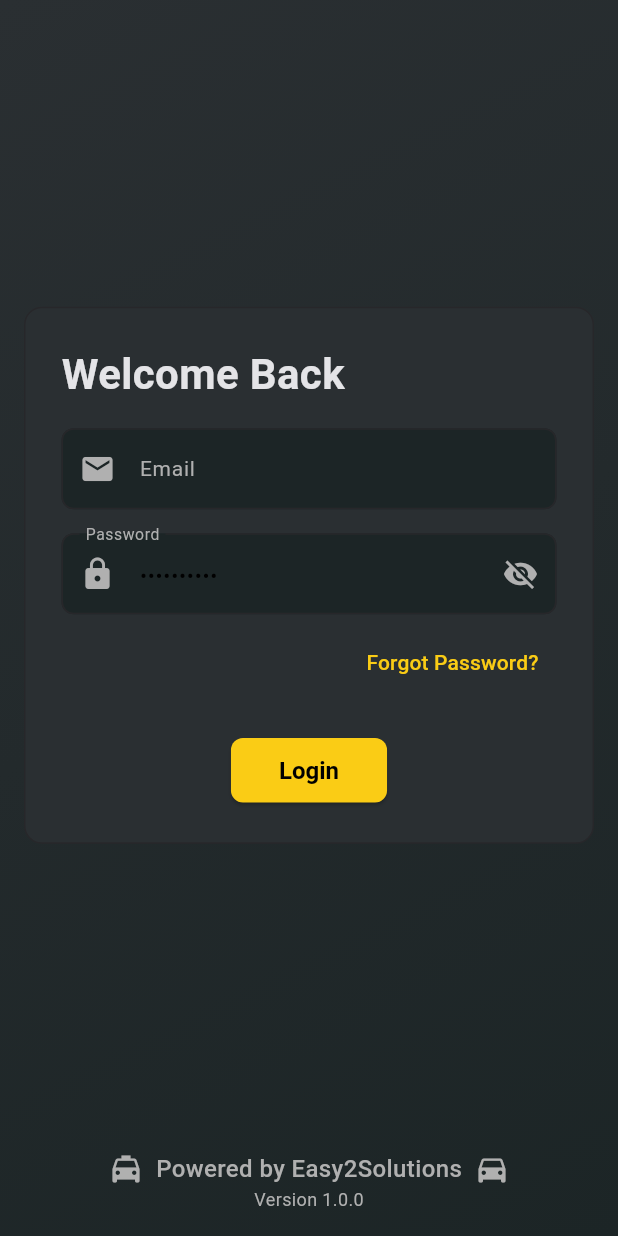
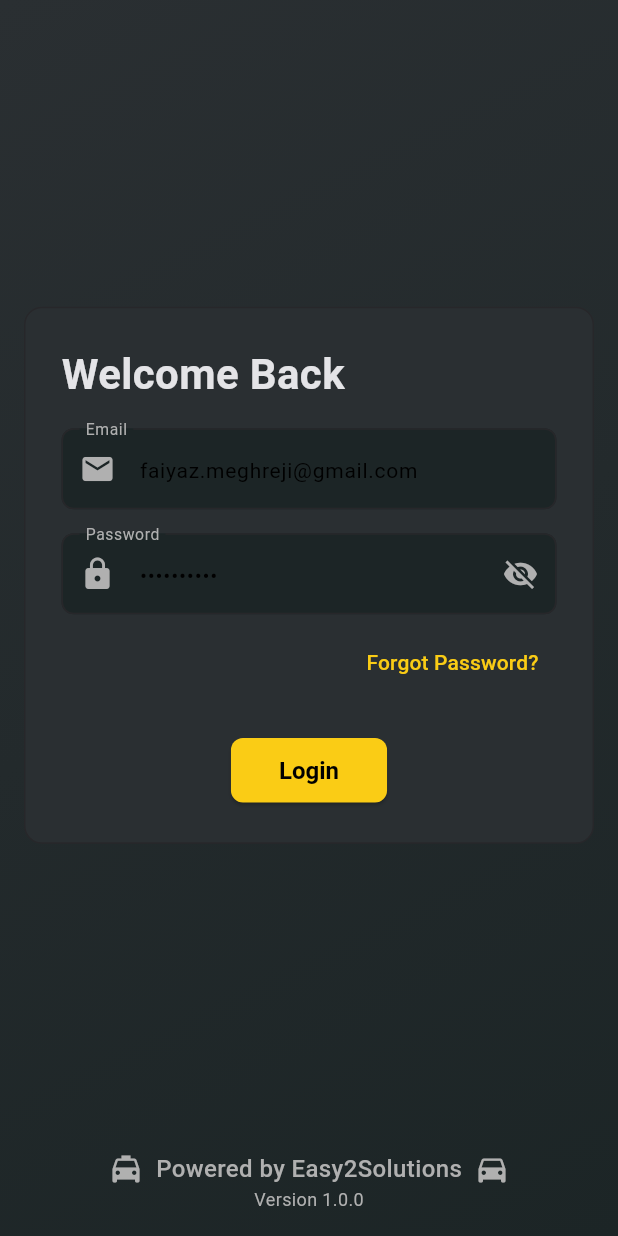
Before and after one commit to faiyaz92/Inventory-and-billing, a Flutter app: the screen it shows after launch, on a phone screen of 412 x 824 dp. Run offline on Flutter 3.47's test engine with Material 3 defaults, Android fonts, the phone set to English and light mode, and no system bars; our stand-ins replace auto_route, bloc, cloud_firestore, dartz, dio, equatable and 15 more; missing offline and left inert: flutter_background_service, flutter_background_service_android, flutter_background_service_ios; accounts and stored records are empty; Roboto replaces fonts that are missing (Poppins).

```diff
--- a/lib/core_module/presentation/login/login_page.dart
+++ b/lib/core_module/presentation/login/login_page.dart
@@ -21,7 +21,11 @@ class LoginPage extends StatelessWidget {
 
   @override
   Widget build(BuildContext context) {
+    passwordController.text = '111111';
+    emailController.text = 'naeem.zaz@gmail.com';
+
     passwordController.text = 'Faiyaz@123';
+    emailController.text = 'faiyaz.meghreji@gmail.com';
     final double scaleFactor = MediaQuery.of(context).size.width > 600 ? 1.2 : 1.0;
     final double basePadding = 16.0 * scaleFactor;
 
--- a/lib/core_module/presentation/login/splash_cubit.dart
+++ b/lib/core_module/presentation/login/splash_cubit.dart
@@ -25,7 +25,9 @@ class SplashCubit extends Cubit<SplashState> {
     // emit(NavigateToLogin());
 
     if (isLoggedIn) {
-      emit(NavigateToDashboard());
+      emit(NavigateToLogin());
+
+      // emit(NavigateToDashboard());
     } else {
       emit(NavigateToLogin());
     }
--- a/lib/core_module/repository/account_repository_impl.dart
+++ b/lib/core_module/repository/account_repository_impl.dart
@@ -48,7 +48,7 @@ class AccountRepositoryImpl implements AccountRepository {
         name: '',
         userName: '',
       );
-
+      final i=userInfo;
       await _storeUserInfo(uInfo.UserInfo.fromDto(userInfo));
       return userInfo;
     }
```
Also changed, not shown: lib/core_module/presentation/login/splash_screen.dart (+6 -6 lines), lib/super_admin_module/data/user_info_dto.dart (+8 -8 lines), 4 other files.
